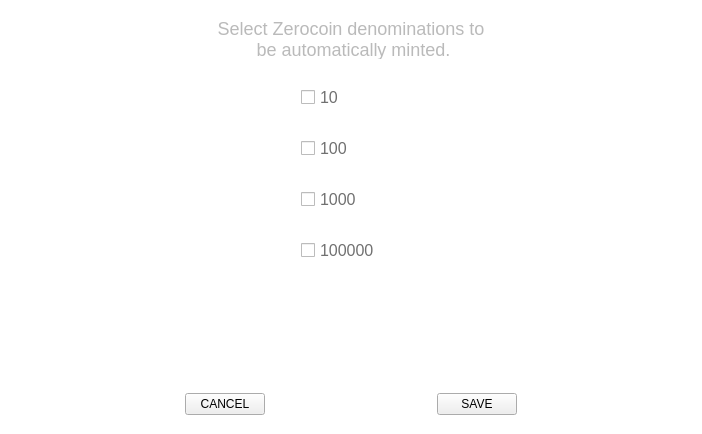
Old version of the form src/qt/veil/forms/settingsmintingauto.ui in the repository Veil-Project/veil.
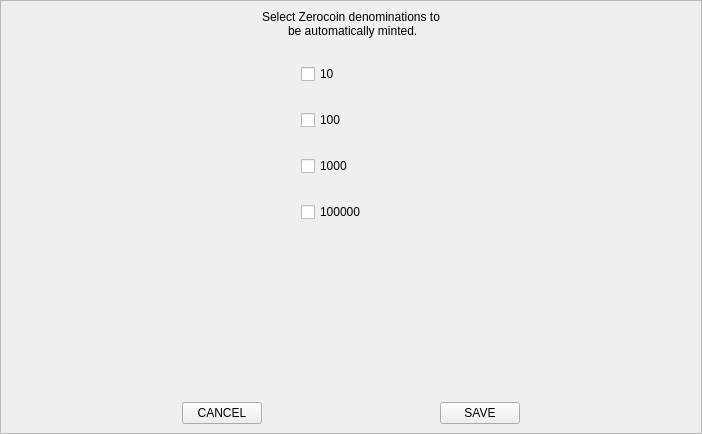
New version of the form.

Patch:
```diff
--- a/src/qt/veil/forms/settingsmintingauto.ui
+++ b/src/qt/veil/forms/settingsmintingauto.ui
@@ -31,13 +31,6 @@
      <property name="autoFillBackground">
       <bool>false</bool>
      </property>
-     <property name="styleSheet">
-      <string notr="true">#frame{
-  background-color: white;
-border:0;
-  padding: 10px 10px 10px 10px;
-}</string>
-     </property>
      <property name="frameShape">
       <enum>QFrame::StyledPanel</enum>
      </property>
@@ -53,10 +46,6 @@
           <height>40</height>
          </size>
         </property>
-        <property name="styleSheet">
-         <string notr="true">color:#bababa;
-font-size:18px;</string>
-        </property>
         <property name="text">
          <string>Select Zerocoin denominations to
  be automatically minted.</string>
@@ -96,10 +85,6 @@
           <height>16777215</height>
          </size>
         </property>
-        <property name="styleSheet">
-         <string notr="true">color:#707070;
-font-size:16px;</string>
-        </property>
         <property name="text">
          <string>10</string>
         </property>
@@ -135,10 +120,6 @@
           <height>16777215</height>
          </size>
         </property>
-        <property name="styleSheet">
-         <string notr="true">color:#707070;
-font-size:16px;</string>
-        </property>
         <property name="text">
          <string>100</string>
         </property>
@@ -174,10 +155,6 @@
           <height>16777215</height>
          </size>
         </property>
-        <property name="styleSheet">
-         <string notr="true">color:#707070;
-font-size:16px;</string>
-        </property>
         <property name="text">
          <string>1000</string>
         </property>
@@ -213,10 +190,6 @@
           <height>16777215</height>
          </size>
         </property>
-        <property name="styleSheet">
-         <string notr="true">color:#707070;
-font-size:16px;</string>
-        </property>
         <property name="text">
          <string>100000</string>
         </property>
@@ -252,9 +225,6 @@
         </item>
         <item>
          <widget class="QPushButton" name="btnEsc">
-          <property name="styleSheet">
-           <string notr="true"/>
-          </property>
           <property name="text">
            <string>CANCEL</string>
           </property>
@@ -275,9 +245,6 @@
         </item>
         <item>
          <widget class="QPushButton" name="btnSave">
-          <property name="styleSheet">
-           <string notr="true"/>
-          </property>
           <property name="text">
            <string>SAVE</string>
           </property>
```
